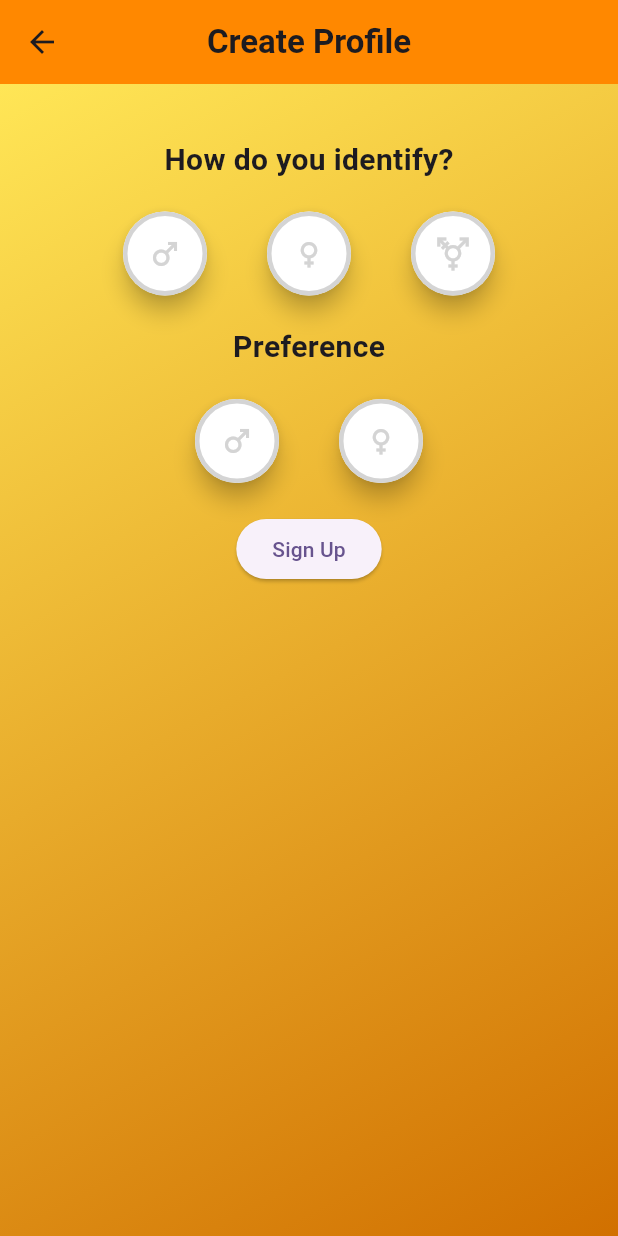
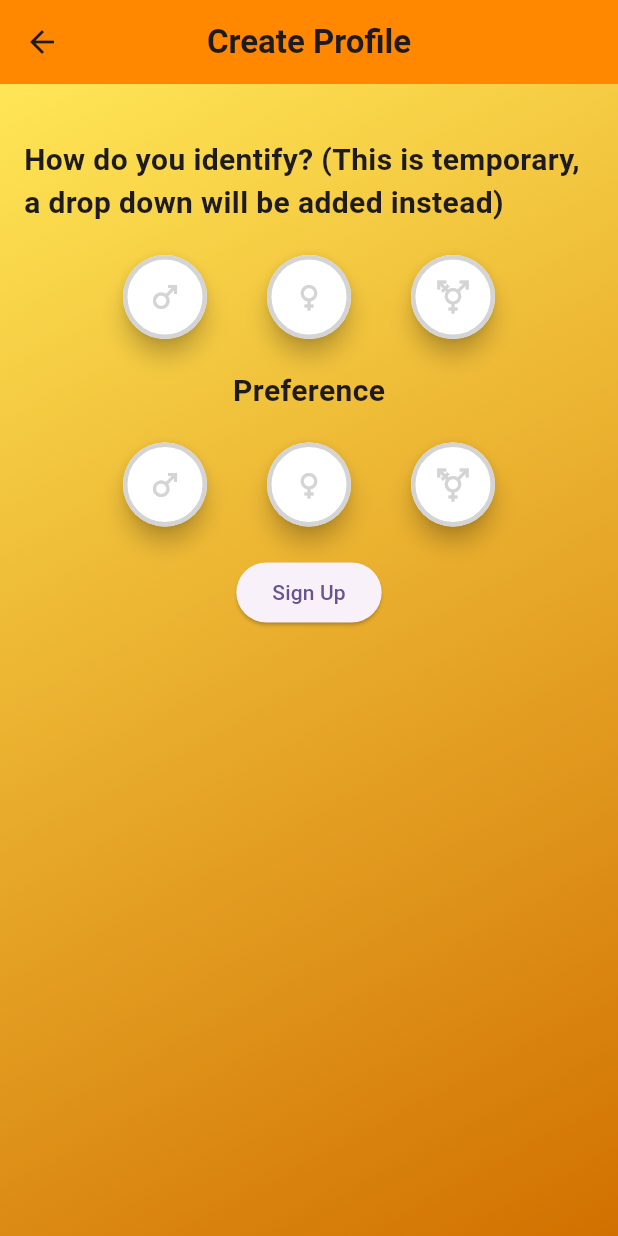
Before and after one commit to StrwbryPanda/SWE_6733_Group_3_Adventra, a Flutter app: the CreateProfilePage screen opened directly, on a phone screen of 412 x 824 dp. Run offline on Flutter 3.47's test engine with Material 3 defaults, Android fonts, the phone set to English and light mode, and no system bars; our stand-ins replace cloud_firestore, firebase_core, google_maps_flutter; accounts and stored records are empty.

Commit message:
Minor update to create profile page

```diff
--- a/swe_6733_group_3_adventura/lib/createprofile.dart
+++ b/swe_6733_group_3_adventura/lib/createprofile.dart
@@ -95,7 +95,7 @@ class _CreateProfilePageState extends State<CreateProfilePage> {
                 Align(
                   alignment: Alignment.center,
                   child: Text(
-                    'How do you identify?',
+                    'How do you identify? (This is temporary, a drop down will be added instead)',
                     style: TextStyle(fontSize: 20, fontWeight: FontWeight.bold),
                   ),
                 ),
@@ -208,6 +208,24 @@ class _CreateProfilePageState extends State<CreateProfilePage> {
                       ),
                       child: const Icon(Icons.female),
                     ),
+                    const SizedBox(width: 40.0),
+                    FloatingActionButton(
+                      onPressed: () {
+                        setState(() {
+                          _isFemalePreferenceSelected = !_isFemalePreferenceSelected;
+                        });
+                      },
+                      foregroundColor:
+                          _isFemalePreferenceSelected ? Colors.white : const Color.fromARGB(255, 212, 212, 212),
+                      backgroundColor:
+                          _isFemalePreferenceSelected ? Colors.orange : Colors.white,
+                      shape: CircleBorder(
+                        side: BorderSide(
+                          color: _isFemalePreferenceSelected ? const Color.fromARGB(255, 255, 102, 0) : const Color.fromARGB(255, 212, 212, 212)
+                          , width: 3),
+                      ),
+                      child: const Icon(Icons.transgender),
+                    ),
                   ],
                 ),
                 SizedBox(height: 20),
```
